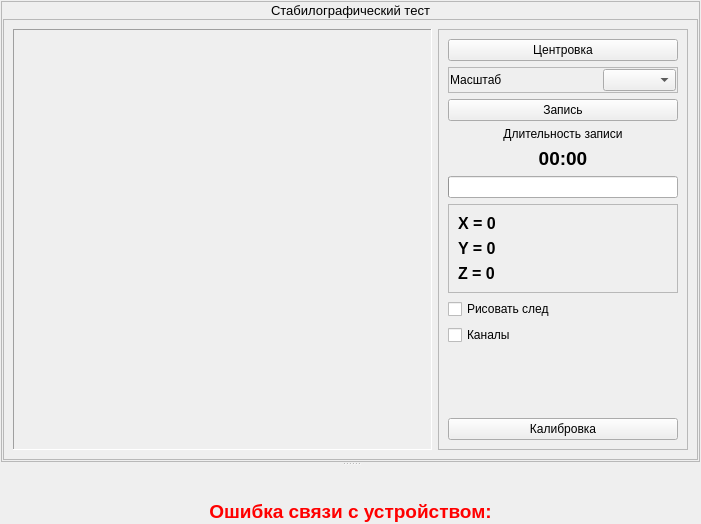
This is metodics/stabtest/stabtestexecute.ui in grigp/a-analyser as Qt 5 draws it before an edit. The edited form follows.
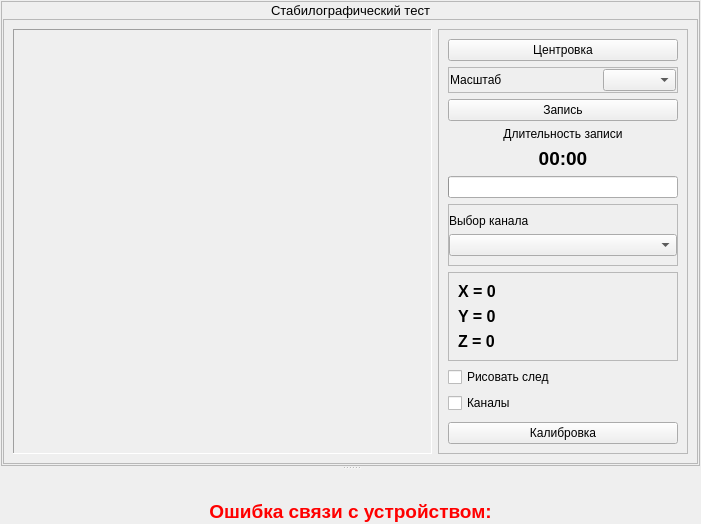
This is the edited form. Icons and pictures are not drawn. Custom widgets are drawn as their Qt base class.

Commit message: 1. Поиск драйвера по формату канала, а не по протоколу. 2. Отмена управления записью отдельных каналов в окне физиологических каналов - прерогатива пробы. 3. Включение виджета физиологических каналов в игры

What changed in the file:
```diff
--- a/metodics/stabtest/stabtestexecute.ui
+++ b/metodics/stabtest/stabtestexecute.ui
@@ -327,6 +327,34 @@
                </property>
               </widget>
              </item>
+             <item>
+              <widget class="QFrame" name="frSelectChannel">
+               <property name="frameShape">
+                <enum>QFrame::StyledPanel</enum>
+               </property>
+               <property name="frameShadow">
+                <enum>QFrame::Raised</enum>
+               </property>
+               <layout class="QVBoxLayout" name="verticalLayout_6">
+                <property name="leftMargin">
+                 <number>0</number>
+                </property>
+                <property name="rightMargin">
+                 <number>0</number>
+                </property>
+                <item>
+                 <widget class="QLabel" name="lblSelectChannel">
+                  <property name="text">
+                   <string>Выбор канала</string>
+                  </property>
+                 </widget>
+                </item>
+                <item>
+                 <widget class="QComboBox" name="cbSelectChannel"/>
+                </item>
+               </layout>
+              </widget>
+             </item>
              <item>
               <widget class="QFrame" name="frame">
                <property name="frameShape">
```
The commit also changes 10 other files.
